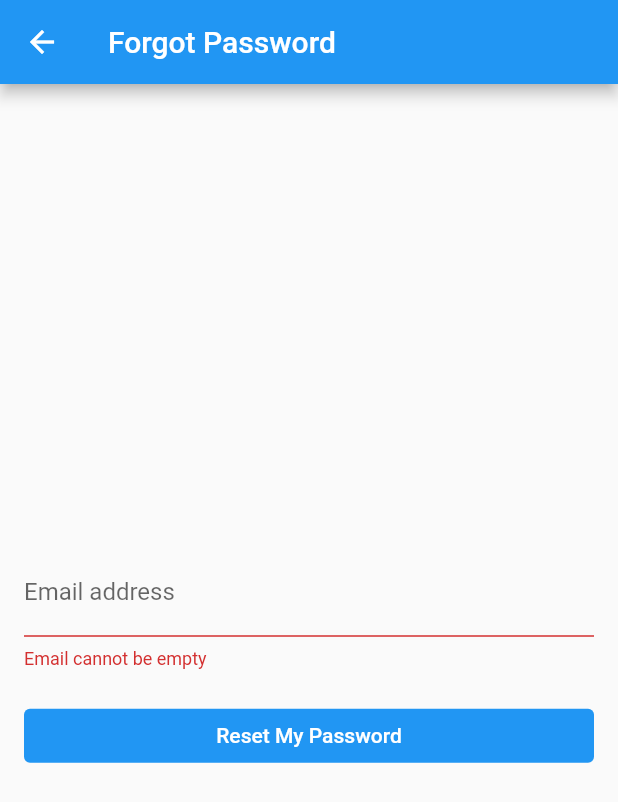
After one commit to FlutterRwanda/pindo-dart, a Flutter app: the ForgotPasswordPage screen opened directly, after a tap on "Reset My Password", on a phone screen of 412 x 824 dp. The commit adds this screen. Shown: the top 802 px of the screen. Run offline on Flutter 3.47's test engine with Material 2 defaults, Android fonts, the phone set to English and light mode, and no system bars; our stand-ins replace dio.

Commit message:
✨feat: add forgot-password function

```diff
--- /dev/null
+++ b/example/lib/forgot_password.dart
@@ -0,0 +1,105 @@
+import 'package:flutter/material.dart';
+import 'package:pindo_client/pindo_client.dart';
+
+class ForgotPasswordPage extends StatefulWidget {
+  const ForgotPasswordPage({Key? key}) : super(key: key);
+
+  @override
+  _ForgotPasswordPageState createState() => _ForgotPasswordPageState();
+}
+
+class _ForgotPasswordPageState extends State<ForgotPasswordPage> {
+  late TextEditingController _emailController;
+  final _formKey = GlobalKey<FormState>();
+  final _pindo = PindoClient();
+
+  @override
+  void initState() {
+    _emailController = TextEditingController();
+    super.initState();
+  }
+
+  @override
+  Widget build(BuildContext context) {
+    return Scaffold(
+      appBar: AppBar(title: const Text('Forgot Password')),
+      body: Padding(
+        padding: const EdgeInsets.all(16),
+        child: Form(
+          key: _formKey,
+          child: Column(
+            mainAxisAlignment: MainAxisAlignment.center,
+            crossAxisAlignment: CrossAxisAlignment.stretch,
+            children: [
+              TextFormField(
+                controller: _emailController,
+                decoration: const InputDecoration(labelText: 'Email address'),
+                validator: (input) {
+                  final pattern = RegExp(
+                    r"^[a-zA-Z0-9.a-zA-Z0-9.!#$%&'*+-/=?^_`{|}~]+@[a-zA-Z0-9]+\.[a-zA-Z]+",
+                  );
+                  if (input == null || input.isEmpty) {
+                    return 'Email cannot be empty';
+                  } else if (!pattern.hasMatch(input)) {
+                    return 'Please enter a valid email address';
+                  }
+                  return null;
+                },
+              ),
+              const SizedBox(height: 20),
+              TextButton(
+                onPressed: () async {
+                  if (_formKey.currentState!.validate()) {
+                    await _pindo
+                        .forgotPassword(
+                          email: _emailController.text.trim(),
+                        )
+                        .then((_) => showDialog(
+                            context: context,
+                            builder: (context) {
+                              return AlertDialog(
+                                title: const Text('Check your emails'),
+                                content: Text(
+                                  'Password recovery URL sent',
+                                  style: Theme.of(context)
+                                      .textTheme
+                                      .headline5!
+                                      .copyWith(color: Colors.green),
+                                ),
+                              );
+                            }))
+                        .onError(
+                      (error, stackTrace) {
+                        var msg = 'Failed';
+                        if (error is PindoError) msg = error.message!;
+
+                        return showDialog(
+                            context: context,
+                            builder: (context) {
+                              return AlertDialog(
+                                title: const Text(
+                                  'Failed',
+                                  style: TextStyle(color: Colors.red),
+                                ),
+                                content: Text(msg),
+                              );
+                            });
+                      },
+                    );
+                  }
+                },
+                child: const Text('Reset My Password'),
+              ),
+            ],
+          ),
+        ),
+      ),
+    );
+  }
+
+  @override
+  void dispose() {
+    _emailController.dispose();
+    super.dispose();
+  }
+}
--- a/pubspec.yaml
+++ b/pubspec.yaml
@@ -1,6 +1,6 @@
 name: pindo_client
-description: A wrapper for the Pindo API written in Dart for Dart.
-version: 1.0.1
+description: A wrapper to use all the functions of the Pindo API written in Dart.
+version: 1.0.2
 homepage: https://github.com/silverhairs/pindo_client
 environment:
   sdk: ">=2.12.0 <3.0.0"
```
Also changed, not shown: example/lib/main.dart (+8 -0 lines), lib/src/pindo_client_base.dart (+27 -5 lines), 5 other files.
